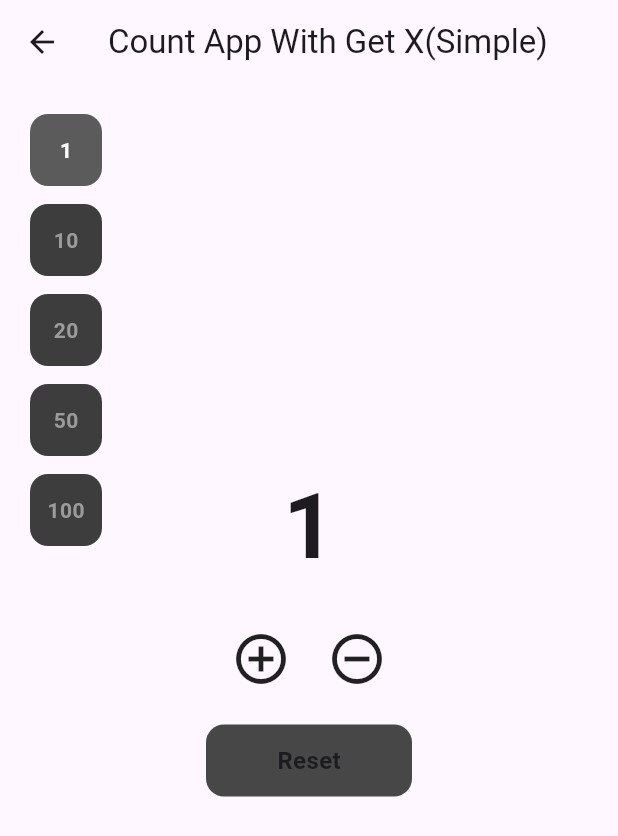
After one commit to shk2000v/flutter_ui_demo, a Flutter app: the GetXScreen screen opened directly, after a tap on the "add circle outline" icon, on a phone screen of 412 x 824 dp. The commit adds this screen. Shown: the top 836 px of the screen. Run offline on Flutter 3.47's test engine with Material 3 defaults, Android fonts, the phone set to English and light mode, and no system bars; our stand-ins replace get.

Commit message:
feat: GetX Simple Example

```diff
--- /dev/null
+++ b/lib/GetX/count_app_get.dart
@@ -0,0 +1,37 @@
+import 'package:get/get.dart';
+
+class CountAppGet extends GetxController {
+  int count = 0;
+  int selectCount = 1;
+
+  // UI에 상태 변경 알림이 필요 없이 내부적으로만 사용하는 변수에
+
+  void updated(bool? isAdd) {
+    if (isAdd != null) {
+      if (isAdd) {
+        count = count + selectCount;
+        update();
+      } else {
+        count = count - selectCount;
+        update();
+      }
+    } else {
+      count = 0;
+      update();
+    }
+  }
+
+  void selected(int number) {
+    selectCount = number;
+    update();
+  }
+
+  @override
+  void onInit() {
+    count = 0;
+    selectCount = 1;
+
+    // TODO: implement onInit
+    super.onInit();
+  }
+}
--- /dev/null
+++ b/lib/Screen/State/Screen/count_screen_public_ui.dart
@@ -0,0 +1,126 @@
+import 'package:flutter/material.dart';
+import 'package:ui_test/Screen/State/state_manage_screen.dart';
+
+Stack countScreenPublicUI({
+  required BuildContext context,
+  required int count,
+  required int selectCount,
+  required Function() onIncrement,
+  required Function() onDecrement,
+  required Function() onReset,
+  required Function(int) onCount,
+}) {
+  return Stack(
+    children: [
+      Column(
+        mainAxisAlignment: MainAxisAlignment.center,
+        children: [
+          SizedBox(
+              width: MediaQuery.of(context).size.width,
+              child: Center(
+                child: Text(
+                  "$count",
+                  style: const TextStyle(
+                      fontSize: 60, fontWeight: FontWeight.bold),
+                ),
+              )),
+          const SizedBox(height: 24),
+          Row(
+            mainAxisAlignment: MainAxisAlignment.center,
+            children: [
+              GestureDetector(
+                onTap: onIncrement,
+                child: const Icon(
+                  Icons.add_circle_outline,
+                  size: 40,
+                ),
+              ),
+              const SizedBox(width: 24),
+              GestureDetector(
+                onTap: onDecrement,
+                child: const Icon(
+                  Icons.remove_circle_outline,
+                  size: 40,
+                ),
+              )
+            ],
+          ),
+          const SizedBox(height: 24),
+          GestureDetector(
+            onTap: onReset,
+            child: Container(
+              width: MediaQuery.of(context).size.width / 3,
+              height: 48,
+              decoration: BoxDecoration(
+                  color: const Color.fromRGBO(71, 71, 71, 1),
+                  borderRadius: BorderRadius.circular(12)),
+              child: const Center(
+                child: Text(
+                  'Reset',
+                  style: TextStyle(fontSize: 16, fontWeight: FontWeight.bold),
+                ),
+              ),
+            ),
+          ),
+          const SizedBox(height: 40),
+        ],
+      ),
+      Positioned(
+        top: 20,
+        child: SizedBox(
+          height: MediaQuery.of(context).size.height,
+          child: Padding(
+            padding: const EdgeInsets.only(left: 20),
+            child: Column(
+              children: [
+                countAppSelectedCountBox(
+                    onTap: onCount, selectNumber: selectCount, number: 1),
+                countAppSelectedCountBox(
+                    onTap: onCount, selectNumber: selectCount, number: 10),
+                countAppSelectedCountBox(
+                    onTap: onCount, selectNumber: selectCount, number: 20),
+                countAppSelectedCountBox(
+                    onTap: onCount, selectNumber: selectCount, number: 50),
+                countAppSelectedCountBox(
+                    onTap: onCount, selectNumber: selectCount, number: 100),
+              ],
+            ),
+          ),
+        ),
+      ),
+    ],
+  );
+}
+
+GestureDetector countAppSelectedCountBox({
+  required Function(int) onTap,
+  required int number,
+  required int selectNumber,
+}) {
+  return GestureDetector(
+    onTap: () => onTap(number),
+    child: Padding(
+      padding: const EdgeInsets.only(bottom: 12.0),
+      child: Container(
+        width: 48,
+        height: 48,
+        decoration: BoxDecoration(
+          color: selectNumber == number
+              ? const Color.fromRGBO(91, 91, 91, 1)
+              : const Color.fromRGBO(61, 61, 61, 1),
+          borderRadius: BorderRadius.circular(12),
+        ),
+        child: Center(
+          child: Text(
+            '$number',
+            style: TextStyle(
+                fontWeight: FontWeight.bold,
+                color: selectNumber == number
+                    ? Colors.white
+                    : const Color.fromRGBO(155, 155, 155, 1)),
+          ),
+        ),
+      ),
+    ),
+  );
+}
--- /dev/null
+++ b/lib/Screen/State/Screen/get_x_screen.dart
@@ -0,0 +1,43 @@
+import 'package:flutter/material.dart';
+import 'package:flutter/services.dart';
+import 'package:get/get.dart';
+import 'package:ui_test/GetX/count_app_get.dart';
+import 'package:ui_test/Screen/State/Screen/count_screen_public_ui.dart';
+
+class GetXScreen extends StatelessWidget {
+  const GetXScreen({super.key});
+
+  @override
+  Widget build(BuildContext context) {
+    return GetBuilder(
+      init: CountAppGet(),
+      builder: (controller) {
+        return Scaffold(
+          appBar: AppBar(
+            title: Text('Count App With Get X(Simple)'),
+          ),
+          body: countScreenPublicUI(
+              context: context,
+              count: controller.count,
+              selectCount: controller.selectCount,
+              onIncrement: () {
+                HapticFeedback.mediumImpact();
+                controller.updated(true);
+              },
+              onDecrement: () {
+                HapticFeedback.mediumImpact();
+                controller.updated(false);
+              },
+              onReset: () {
+                HapticFeedback.mediumImpact();
+                controller.updated(null);
+              },
+              onCount: (int number) {
+                HapticFeedback.mediumImpact();
+                controller.selected(number);
+              }),
+        );
+      },
+    );
+  }
+}
--- a/lib/Screen/State/value_listenable.dart
+++ b/lib/Screen/State/Screen/value_listenable.dart
@@ -1,6 +1,6 @@
 import 'package:flutter/material.dart';
 import 'package:flutter/services.dart';
-import 'package:ui_test/Screen/State/state_manage_screen.dart';
+import 'package:ui_test/Screen/State/Screen/count_screen_public_ui.dart';
 
 class ValueListenable extends StatelessWidget {
   const ValueListenable({super.key});
--- a/lib/Screen/State/state_manage_screen.dart
+++ b/lib/Screen/State/state_manage_screen.dart
@@ -1,5 +1,6 @@
 import 'package:flutter/material.dart';
-import 'package:ui_test/Screen/State/value_listenable.dart';
+import 'package:ui_test/Screen/State/Screen/get_x_screen.dart';
+import 'package:ui_test/Screen/State/Screen/value_listenable.dart';
 
 class StateManageScreen extends StatelessWidget {
   const StateManageScreen({super.key});
@@ -22,7 +23,15 @@ class StateManageScreen extends StatelessWidget {
                   ));
                 },
                 child: Text('ValueListenable 관리'),
-              )
+              ),
+              ElevatedButton(
+                onPressed: () {
+                  Navigator.of(context).push(MaterialPageRoute(
+                    builder: (context) => GetXScreen(),
+                  ));
+                },
+                child: Text('GetX 관리 [simple]'),
+              ),
             ],
           ),
         ),
@@ -30,36 +39,3 @@ class StateManageScreen extends StatelessWidget {
     );
   }
 }
-
-GestureDetector countAppSelectedCountBox({
-  required Function(int) onTap,
-  required int number,
-  required int selectNumber,
-}) {
-  return GestureDetector(
-    onTap: () => onTap(number),
-    child: Padding(
-      padding: const EdgeInsets.only(bottom: 12.0),
-      child: Container(
-        width: 48,
-        height: 48,
-        decoration: BoxDecoration(
-          color: selectNumber == number
-              ? const Color.fromRGBO(91, 91, 91, 1)
-              : const Color.fromRGBO(61, 61, 61, 1),
-          borderRadius: BorderRadius.circular(12),
-        ),
-        child: Center(
-          child: Text(
-            '$number',
-            style: TextStyle(
-                fontWeight: FontWeight.bold,
-                color: selectNumber == number
-                    ? Colors.white
-                    : const Color.fromRGBO(155, 155, 155, 1)),
-          ),
-        ),
-      ),
-    ),
-  );
-}
--- a/pubspec.yaml
+++ b/pubspec.yaml
@@ -36,6 +36,7 @@ dependencies:
   # Use with the CupertinoIcons class for iOS style icons.
   cupertino_icons: ^1.0.2
   http: ^1.2.0
+  get: ^4.6.6
 
 dev_dependencies:
   flutter_test:
```
Also changed, not shown: pubspec.lock.
